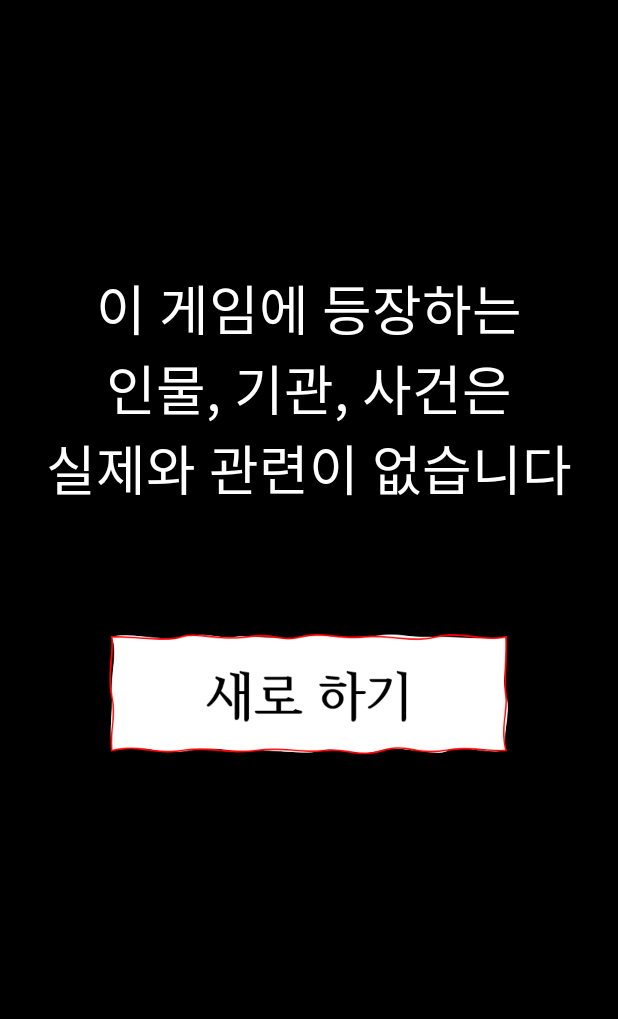
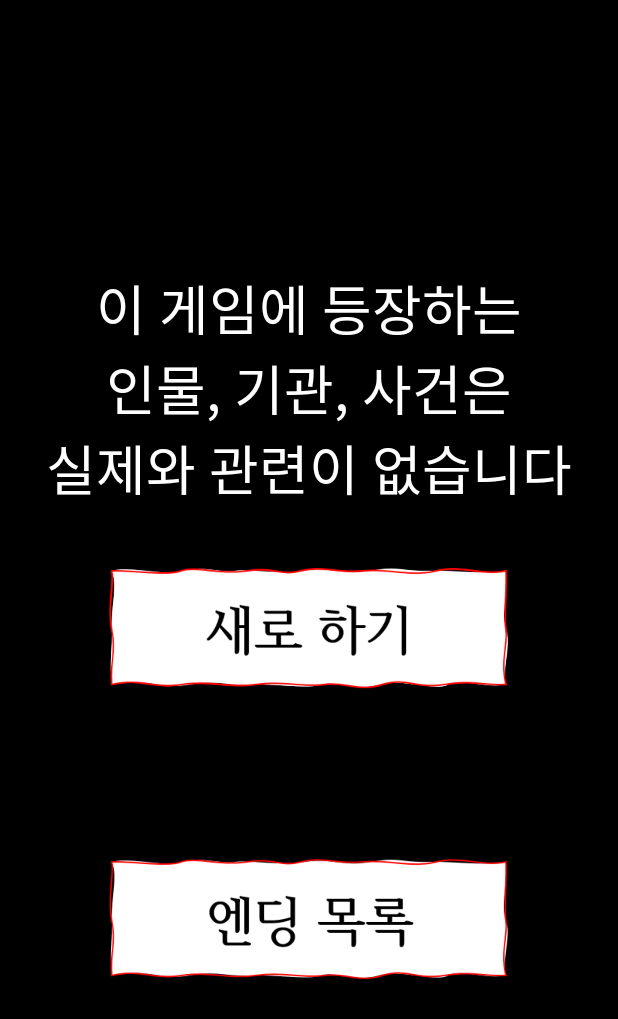
Before and after one commit to LSJnn/JavaGameProjects, an Android app: the screen it shows after launch (MainActivity), after a tap on an icon or button, on a phone screen of 412 x 824 dp. Shown: the top 1019 px of the screen. Run offline under Robolectric (Android 15) with nearby library versions, the phone set to English and light mode, and no system bars.

Commit message:
엔딩목록 구현; listView

```diff
--- a/Heresy/app/src/main/AndroidManifest.xml
+++ b/Heresy/app/src/main/AndroidManifest.xml
@@ -10,8 +10,8 @@
         android:roundIcon="@mipmap/ic_launcher_round"
         android:supportsRtl="true"
         android:theme="@style/MyNoActionBarTheme">
-        <activity
-            android:name=".Story"/>
+        <activity android:name=".Endings"></activity>
+        <activity android:name=".Story" />
         <activity android:name=".SecondPage" />
         <activity android:name=".MainActivity">
             <intent-filter>
--- a/Heresy/app/src/main/java/com/example/heresy/MainActivity.java
+++ b/Heresy/app/src/main/java/com/example/heresy/MainActivity.java
@@ -22,6 +22,8 @@ public class MainActivity extends AppCompatActivity {
     ImageButton settings;
     ImageButton newgame;
     ImageButton loadgame;
+    ImageButton ending;
+
     MediaPlayer mediaPlayer;
     mySharedPreferences mSf;
 
@@ -36,74 +38,24 @@ public class MainActivity extends AppCompatActivity {
         super.onCreate(savedInstanceState);
         setContentView(R.layout.activity_main);
 
-        start = findViewById(R.id.start);
-        settings = findViewById(R.id.settings);
-        newgame = findViewById(R.id.newgame);
-        loadgame = findViewById(R.id.loadgame);
-
-        mediaPlayer = new MediaPlayer().create(getApplicationContext(), R.raw.main_theme);
-        mediaPlayer.setLooping(true);
         System.out.println("main 1: "+loadpage);
 
-
-        mSf = new mySharedPreferences();
-        mSf.getPreferenences(this);
-        //getPreferences 있ㅆ어야 어떤 파일인지 알 수 있음.
-        // page의 n 값을 저장함., 이름 저장.
-
-        loadpage=mSf.getIntR(this, "page");
-        f = mSf.getStringR(this,"firstname");
-        l = mSf.getStringR(this, "lastname");
+        this.initializeMain();
         System.out.println("main 2: "+loadpage);
 
+        IsPlaying();
+        this.setStartOnClick();
 
-        //////////////초기화///////////////////////////
-
-        IsPlaying();
-        start.setOnClickListener(new View.OnClickListener() {
+        ending.setOnClickListener(new View.OnClickListener() {
             @Override
             public void onClick(View v) {
+                Intent i = new Intent(MainActivity.this, Endings.class);
+                startActivity(i);
 
-                newgame.setVisibility(View.VISIBLE);
-
-                if(loadpage==0){
-                    loadgame.setVisibility(View.INVISIBLE);
-                    settings.setVisibility(View.INVISIBLE);
-                }else{
-                    loadgame.setVisibility(View.VISIBLE);
-                }
+            }
+        });
 
 
-                newgame.setOnClickListener(new View.OnClickListener() {
-                    @Override
-                    public void onClick(View v) {
-
-                        Intent si = new Intent(MainActivity.this, SecondPage.class);
-                        startActivityForResult(si,NEW);
-                        // 실행 후 돌아왔을 떄 안보이도록.
-                        checkVIsibility();
-                    }
-                });
-
-
-                loadgame.setOnClickListener(new View.OnClickListener() {
-                    @Override
-                    public void onClick(View v) {
-                        i = getIntent();
-//                        loadpage = i.getExtras().getInt("STORY_BACK");
-                        intent = new Intent(MainActivity.this,Story.class);
-                        intent.putExtra("loadpage",loadpage);
-                        intent.putExtra("firstname", f);
-                        intent.putExtra("lastname", l);
-
-                        startActivityForResult(intent,LOAD);
-                        checkVIsibility();
-                        //있던 페이지 넘겨줌.
-                    }
-                });
-            }
-
-        });
 
 
         }
@@ -161,4 +113,74 @@ public class MainActivity extends AppCompatActivity {
         mediaPlayer=null;
     }
 
+    public void initializeMain(){
+        start = findViewById(R.id.start);
+        settings = findViewById(R.id.settings);
+        newgame = findViewById(R.id.newgame);
+        loadgame = findViewById(R.id.loadgame);
+        ending = findViewById(R.id.ending);
+
+        mediaPlayer = new MediaPlayer().create(getApplicationContext(), R.raw.main_theme);
+        mediaPlayer.setLooping(true);
+
+
+        mSf = new mySharedPreferences();
+        mSf.getPreferenences(this);
+        //getPreferences 있ㅆ어야 어떤 파일인지 알 수 있음.
+        // page의 n 값을 저장함., 이름 저장.
+
+        loadpage=mSf.getIntR(this, "page");
+        f = mSf.getStringR(this,"firstname");
+        l = mSf.getStringR(this, "lastname");
+
+    }
+
+    public void setStartOnClick(){
+
+        View.OnClickListener onClickListener = new View.OnClickListener() {
+            @Override
+            public void onClick(View v) {
+
+                newgame.setVisibility(View.VISIBLE);
+
+                if(loadpage==0){
+                    loadgame.setVisibility(View.INVISIBLE);
+                    settings.setVisibility(View.INVISIBLE);
+                }else{
+                    loadgame.setVisibility(View.VISIBLE);
+                }
+
+
+                newgame.setOnClickListener(new View.OnClickListener() {
+                    @Override
+                    public void onClick(View v) {
+
+                        Intent si = new Intent(MainActivity.this, SecondPage.class);
+                        startActivityForResult(si,NEW);
+                        // 실행 후 돌아왔을 떄 안보이도록.
+                        checkVIsibility();
+                    }
+                });
+
+
+                loadgame.setOnClickListener(new View.OnClickListener() {
+                    @Override
+                    public void onClick(View v) {
+                        i = getIntent();
+//                        loadpage = i.getExtras().getInt("STORY_BACK");
+                        intent = new Intent(MainActivity.this,Story.class);
+                        intent.putExtra("loadpage",loadpage);
+                        intent.putExtra("firstname", f);
+                        intent.putExtra("lastname", l);
+
+                        startActivityForResult(intent,LOAD);
+                        checkVIsibility();
+                        //있던 페이지 넘겨줌.
+                    }
+                });
+            }
+        };
+        start.setOnClickListener(onClickListener);
+    }
+
 }
--- a/Heresy/app/src/main/res/layout/activity_main.xml
+++ b/Heresy/app/src/main/res/layout/activity_main.xml
@@ -30,7 +30,7 @@
         android:id="@+id/start"
         android:layout_width="266dp"
         android:layout_height="82dp"
-        android:layout_marginTop="84dp"
+        android:layout_marginTop="40dp"
         android:background="@drawable/game_start"
         app:layout_constraintEnd_toEndOf="parent"
         app:layout_constraintHorizontal_bias="0.496"
@@ -41,8 +41,19 @@
         android:id="@+id/settings"
         android:layout_width="266dp"
         android:layout_height="82dp"
-        android:layout_marginTop="24dp"
         android:background="@drawable/settings"
+        app:layout_constraintBottom_toTopOf="@+id/ending"
+        app:layout_constraintEnd_toEndOf="parent"
+        app:layout_constraintHorizontal_bias="0.496"
+        app:layout_constraintStart_toStartOf="parent"
+        app:layout_constraintTop_toBottomOf="@+id/start" />
+
+    <ImageButton
+        android:id="@+id/ending"
+        android:layout_width="266dp"
+        android:layout_height="82dp"
+        android:layout_marginTop="112dp"
+        android:background="@drawable/ending"
         app:layout_constraintEnd_toEndOf="parent"
         app:layout_constraintHorizontal_bias="0.496"
         app:layout_constraintStart_toStartOf="parent"
@@ -52,8 +63,8 @@
         android:id="@+id/newgame"
         android:layout_width="266dp"
         android:layout_height="82dp"
+        android:layout_marginTop="40dp"
         android:background="@drawable/newgmae"
-        android:layout_marginTop="84dp"
         app:layout_constraintEnd_toEndOf="parent"
         app:layout_constraintHorizontal_bias="0.496"
         app:layout_constraintStart_toStartOf="parent"
@@ -65,8 +76,8 @@
         android:id="@+id/loadgame"
         android:layout_width="266dp"
         android:layout_height="82dp"
+        android:layout_marginTop="12dp"
         android:background="@drawable/load"
-        android:layout_marginTop="24dp"
         app:layout_constraintEnd_toEndOf="parent"
         app:layout_constraintHorizontal_bias="0.496"
         app:layout_constraintStart_toStartOf="parent"
--- a/Heresy/app/src/main/res/values/styles.xml
+++ b/Heresy/app/src/main/res/values/styles.xml
@@ -10,7 +10,7 @@
 
     <style name="MyNoActionBarTheme" parent="Theme.AppCompat.NoActionBar">
         <item name="android:colorBackground">@android:color/white</item>
-        <item name="android:fontFamily">@font/hanchorong_n</item>
+        <item name="android:fontFamily">@font/cafe24oneprettynight</item>
         <item name="android:textColor">@color/textColor</item>
         <item name="android:textSize">24dp</item>
     </style>
```
Also changed, not shown: Heresy/app/src/main/java/com/example/heresy/EndingAdapter.java (added, +67 -0 lines), Heresy/app/src/main/java/com/example/heresy/EndingItem.java (added, +42 -0 lines), Heresy/app/src/main/java/com/example/heresy/Endings.java (added, +67 -0 lines), Heresy/app/src/main/java/com/example/heresy/StoryInstance.java (deleted, +0 -283 lines), Heresy/app/src/main/res/layout/activity_endings.xml (added, +40 -0 lines), Heresy/app/src/main/res/layout/item_ending.xml (added, +31 -0 lines), Heresy/app/src/main/res/drawable/button_image.png (deleted), Heresy/app/src/main/res/drawable/ending.png (added), Heresy/app/src/main/res/drawable/ending_item.png (added), Heresy/app/src/main/res/drawable/exit.png (added), 2 other files.
